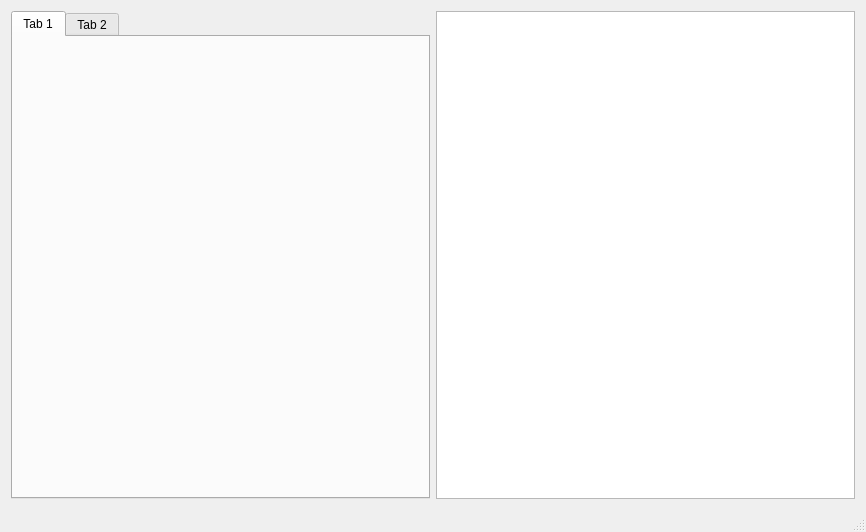
First picture: the form in hexior/hexior.ui, repository repnzstosd/hexior, before the edit.
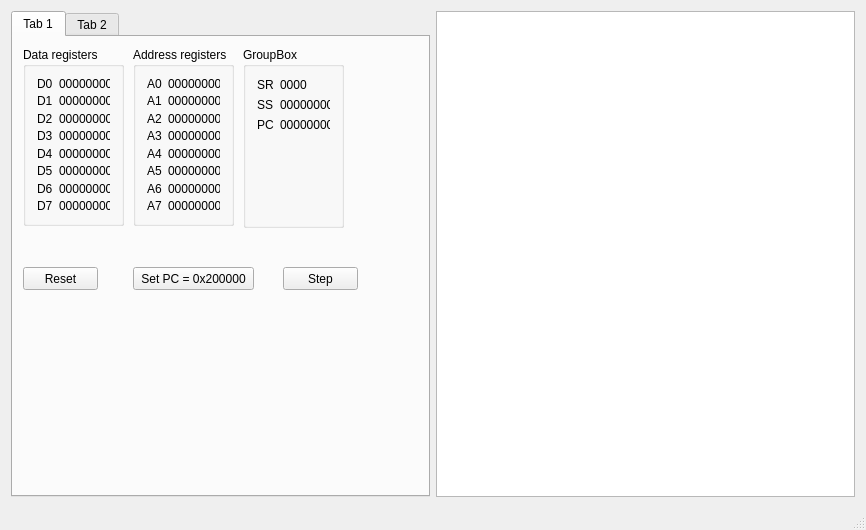
Second picture: the form after the edit.

Patch:
```diff
--- a/hexior/hexior.ui
+++ b/hexior/hexior.ui
@@ -7,7 +7,7 @@
     <x>0</x>
     <y>0</y>
     <width>866</width>
-    <height>532</height>
+    <height>530</height>
    </rect>
   </property>
   <property name="windowTitle">
@@ -21,6 +21,359 @@
        <attribute name="title">
         <string>Tab 1</string>
        </attribute>
+       <widget class="QPushButton" name="hestPenis">
+        <property name="geometry">
+         <rect>
+          <x>10</x>
+          <y>230</y>
+          <width>75</width>
+          <height>23</height>
+         </rect>
+        </property>
+        <property name="text">
+         <string>Reset</string>
+        </property>
+       </widget>
+       <widget class="QGroupBox" name="groupBox">
+        <property name="geometry">
+         <rect>
+          <x>10</x>
+          <y>10</y>
+          <width>101</width>
+          <height>179</height>
+         </rect>
+        </property>
+        <property name="title">
+         <string>Data registers</string>
+        </property>
+        <layout class="QFormLayout" name="formLayout">
+         <item row="0" column="0">
+          <widget class="QLabel" name="label_13">
+           <property name="text">
+            <string>D0</string>
+           </property>
+          </widget>
+         </item>
+         <item row="0" column="1">
+          <widget class="QLabel" name="valueD0">
+           <property name="text">
+            <string>00000000</string>
+           </property>
+          </widget>
+         </item>
+         <item row="1" column="0">
+          <widget class="QLabel" name="label">
+           <property name="text">
+            <string>D1</string>
+           </property>
+          </widget>
+         </item>
+         <item row="1" column="1">
+          <widget class="QLabel" name="valueD1">
+           <property name="text">
+            <string>00000000</string>
+           </property>
+          </widget>
+         </item>
+         <item row="2" column="0">
+          <widget class="QLabel" name="label_3">
+           <property name="text">
+            <string>D2</string>
+           </property>
+          </widget>
+         </item>
+         <item row="2" column="1">
+          <widget class="QLabel" name="valueD2">
+           <property name="text">
+            <string>00000000</string>
+           </property>
+          </widget>
+         </item>
+         <item row="3" column="0">
+          <widget class="QLabel" name="label_5">
+           <property name="text">
+            <string>D3</string>
+           </property>
+          </widget>
+         </item>
+         <item row="3" column="1">
+          <widget class="QLabel" name="valueD3">
+           <property name="text">
+            <string>00000000</string>
+           </property>
+          </widget>
+         </item>
+         <item row="4" column="1">
+          <widget class="QLabel" name="valueD4">
+           <property name="text">
+            <string>00000000</string>
+           </property>
+          </widget>
+         </item>
+         <item row="4" column="0">
+          <widget class="QLabel" name="label_7">
+           <property name="text">
+            <string>D4</string>
+           </property>
+          </widget>
+         </item>
+         <item row="5" column="0">
+          <widget class="QLabel" name="label_9">
+           <property name="text">
+            <string>D5</string>
+           </property>
+          </widget>
+         </item>
+         <item row="5" column="1">
+          <widget class="QLabel" name="valueD5">
+           <property name="text">
+            <string>00000000</string>
+           </property>
+          </widget>
+         </item>
+         <item row="6" column="1">
+          <widget class="QLabel" name="valueD6">
+           <property name="text">
+            <string>00000000</string>
+           </property>
+          </widget>
+         </item>
+         <item row="7" column="1">
+          <widget class="QLabel" name="valueD7">
+           <property name="text">
+            <string>00000000</string>
+           </property>
+          </widget>
+         </item>
+         <item row="6" column="0">
+          <widget class="QLabel" name="label_11">
+           <property name="text">
+            <string>D6</string>
+           </property>
+          </widget>
+         </item>
+         <item row="7" column="0">
+          <widget class="QLabel" name="label_15">
+           <property name="text">
+            <string>D7</string>
+           </property>
+          </widget>
+         </item>
+        </layout>
+       </widget>
+       <widget class="QGroupBox" name="groupBox_2">
+        <property name="geometry">
+         <rect>
+          <x>120</x>
+          <y>10</y>
+          <width>101</width>
+          <height>179</height>
+         </rect>
+        </property>
+        <property name="title">
+         <string>Address registers</string>
+        </property>
+        <layout class="QFormLayout" name="formLayout_2">
+         <item row="0" column="0">
+          <widget class="QLabel" name="label_17">
+           <property name="text">
+            <string>A0</string>
+           </property>
+          </widget>
+         </item>
+         <item row="0" column="1">
+          <widget class="QLabel" name="valueA0">
+           <property name="text">
+            <string>00000000</string>
+           </property>
+          </widget>
+         </item>
+         <item row="1" column="0">
+          <widget class="QLabel" name="label_19">
+           <property name="text">
+            <string>A1</string>
+           </property>
+          </widget>
+         </item>
+         <item row="1" column="1">
+          <widget class="QLabel" name="valueA1">
+           <property name="text">
+            <string>00000000</string>
+           </property>
+          </widget>
+         </item>
+         <item row="2" column="0">
+          <widget class="QLabel" name="label_21">
+           <property name="text">
+            <string>A2</string>
+           </property>
+          </widget>
+         </item>
+         <item row="2" column="1">
+          <widget class="QLabel" name="valueA2">
+           <property name="text">
+            <string>00000000</string>
+           </property>
+          </widget>
+         </item>
+         <item row="3" column="0">
+          <widget class="QLabel" name="label_23">
+           <property name="text">
+            <string>A3</string>
+           </property>
+          </widget>
+         </item>
+         <item row="3" column="1">
+          <widget class="QLabel" name="valueA3">
+           <property name="text">
+            <string>00000000</string>
+           </property>
+          </widget>
+         </item>
+         <item row="4" column="0">
+          <widget class="QLabel" name="label_25">
+           <property name="text">
+            <string>A4</string>
+           </property>
+          </widget>
+         </item>
+         <item row="4" column="1">
+          <widget class="QLabel" name="valueA4">
+           <property name="text">
+            <string>00000000</string>
+           </property>
+          </widget>
+         </item>
+         <item row="5" column="0">
+          <widget class="QLabel" name="label_27">
+           <property name="text">
+            <string>A5</string>
+           </property>
+          </widget>
+         </item>
+         <item row="5" column="1">
+          <widget class="QLabel" name="valueA5">
+           <property name="text">
+            <string>00000000</string>
+           </property>
+          </widget>
+         </item>
+         <item row="6" column="0">
+          <widget class="QLabel" name="label_29">
+           <property name="text">
+            <string>A6</string>
+           </property>
+          </widget>
+         </item>
+         <item row="6" column="1">
+          <widget class="QLabel" name="valueA6">
+           <property name="text">
+            <string>00000000</string>
+           </property>
+          </widget>
+         </item>
+         <item row="7" column="0">
+          <widget class="QLabel" name="label_31">
+           <property name="text">
+            <string>A7</string>
+           </property>
+          </widget>
+         </item>
+         <item row="7" column="1">
+          <widget class="QLabel" name="valueA7">
+           <property name="text">
+            <string>00000000</string>
+           </property>
+          </widget>
+         </item>
+        </layout>
+       </widget>
+       <widget class="QGroupBox" name="groupBox_3">
+        <property name="geometry">
+         <rect>
+          <x>230</x>
+          <y>10</y>
+          <width>101</width>
+          <height>181</height>
+         </rect>
+        </property>
+        <property name="title">
+         <string>GroupBox</string>
+        </property>
+        <layout class="QFormLayout" name="formLayout_3">
+         <property name="fieldGrowthPolicy">
+          <enum>QFormLayout::AllNonFixedFieldsGrow</enum>
+         </property>
+         <item row="0" column="0">
+          <widget class="QLabel" name="label_33">
+           <property name="text">
+            <string>SR</string>
+           </property>
+          </widget>
+         </item>
+         <item row="1" column="0">
+          <widget class="QLabel" name="label_34">
+           <property name="text">
+            <string>SSP</string>
+           </property>
+          </widget>
+         </item>
+         <item row="2" column="0">
+          <widget class="QLabel" name="label_35">
+           <property name="text">
+            <string>PC</string>
+           </property>
+          </widget>
+         </item>
+         <item row="0" column="1">
+          <widget class="QLabel" name="valueSR">
+           <property name="text">
+            <string>0000</string>
+           </property>
+          </widget>
+         </item>
+         <item row="1" column="1">
+          <widget class="QLabel" name="valueSSP">
+           <property name="text">
+            <string>00000000</string>
+           </property>
+          </widget>
+         </item>
+         <item row="2" column="1">
+          <widget class="QLabel" name="valuePC">
+           <property name="text">
+            <string>00000000</string>
+           </property>
+          </widget>
+         </item>
+        </layout>
+       </widget>
+       <widget class="QPushButton" name="pushButton">
+        <property name="geometry">
+         <rect>
+          <x>270</x>
+          <y>230</y>
+          <width>75</width>
+          <height>23</height>
+         </rect>
+        </property>
+        <property name="text">
+         <string>Step</string>
+        </property>
+       </widget>
+       <widget class="QPushButton" name="pushButton_2">
+        <property name="geometry">
+         <rect>
+          <x>120</x>
+          <y>230</y>
+          <width>121</width>
+          <height>23</height>
+         </rect>
+        </property>
+        <property name="text">
+         <string>Set PC = 0x200000</string>
+        </property>
+       </widget>
       </widget>
       <widget class="QWidget" name="tab_2">
        <attribute name="title">
@@ -30,7 +383,7 @@
      </widget>
     </item>
     <item>
-     <widget class="QTextBrowser" name="textBrowser"/>
+     <widget class="QTextEdit" name="textEdit"/>
     </item>
    </layout>
   </widget>
```
Left out of the diff: 23 changed lines with no effect on the pictures.
